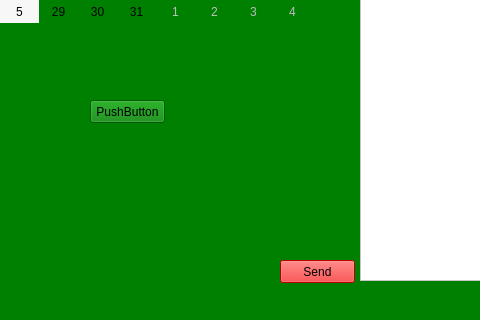
Above: resources/ui/stackedTest.ui from guuse/fridget-python before the change; both pictures show x 0 to 480 and y 160 to 480 of the 800 by 480 pixel window. Below: the same form after it.
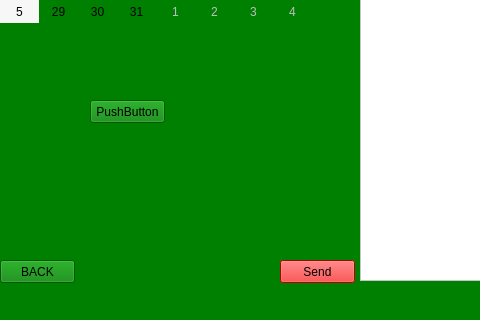
That is the form after the change. Icons and pictures are not drawn.

The edit to the form file:
```diff
--- a/resources/ui/stackedTest.ui
+++ b/resources/ui/stackedTest.ui
@@ -195,6 +195,19 @@
        <string>Send</string>
       </property>
      </widget>
+     <widget class="QPushButton" name="backButton">
+      <property name="geometry">
+       <rect>
+        <x>0</x>
+        <y>420</y>
+        <width>75</width>
+        <height>23</height>
+       </rect>
+      </property>
+      <property name="text">
+       <string>BACK</string>
+      </property>
+     </widget>
     </widget>
    </widget>
   </widget>
```
Left out of the diff: 14 changed lines with no effect on the pictures.
